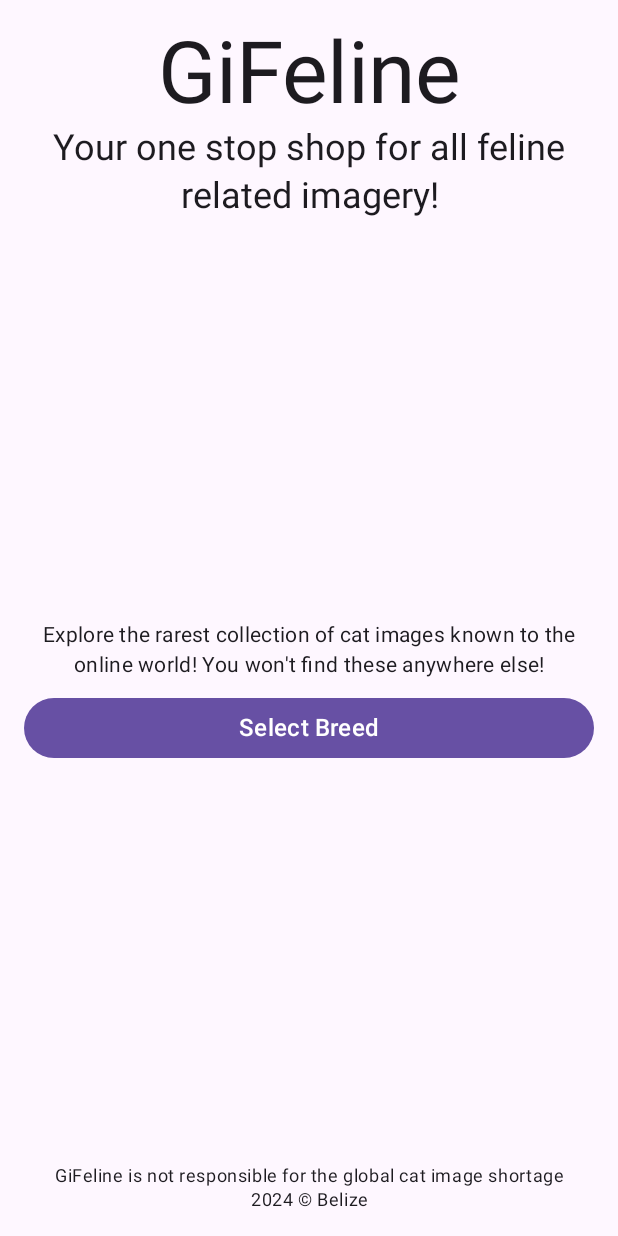
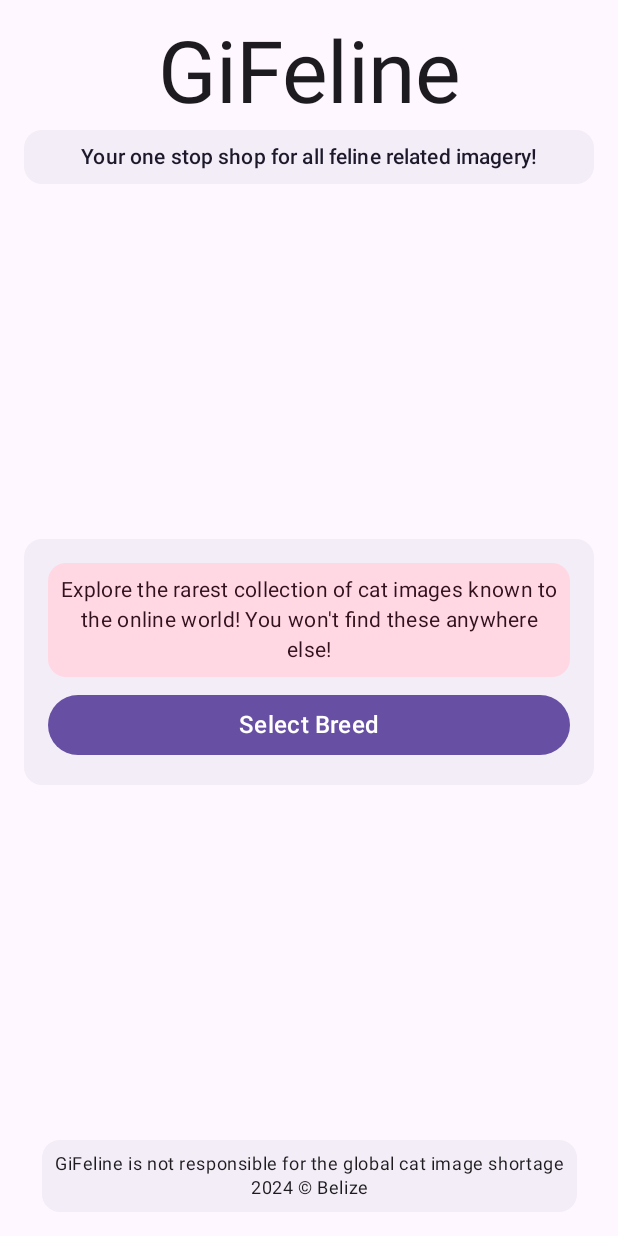
Before and after one commit to ScottWoodward97/GiFeline-KMP, an Android app built with Jetpack Compose: the screen it shows after launch (GiFelineActivity), on a phone screen of 412 x 824 dp. Run offline under Robolectric (Android 15) with nearby library versions, the phone set to English and light mode, and no system bars; our stand-ins replace Dagger/Hilt's generated code.

Commit message:
update existing screens to utilise new theme

```diff
--- a/feature/src/main/java/uk/co/sw/gifeline/feature/breedselector/BreedSelectorScreen.kt
+++ b/feature/src/main/java/uk/co/sw/gifeline/feature/breedselector/BreedSelectorScreen.kt
@@ -1,5 +1,6 @@
 package uk.co.sw.gifeline.feature.breedselector
 
+import android.content.res.Configuration
 import androidx.compose.foundation.background
 import androidx.compose.foundation.layout.Arrangement
 import androidx.compose.foundation.layout.Box
@@ -131,6 +132,7 @@ private fun Breed(
 }
 
 @Preview
+@Preview(uiMode = Configuration.UI_MODE_NIGHT_YES)
 @Composable
 private fun BreedSelectorLayoutPreview(
     @PreviewParameter(BreedPreviewParameterProvider::class) cats: List<CatBreedViewData>
--- /dev/null
+++ b/feature/src/main/java/uk/co/sw/gifeline/feature/common/ThemeContainer.kt
@@ -0,0 +1,33 @@
+package uk.co.sw.gifeline.feature.common
+
+import androidx.compose.foundation.background
+import androidx.compose.foundation.layout.padding
+import androidx.compose.material3.MaterialTheme
+import androidx.compose.runtime.Composable
+import androidx.compose.ui.Modifier
+import androidx.compose.ui.draw.clip
+import androidx.compose.ui.unit.dp
+
+@Composable
+fun Modifier.surfaceContainer(): Modifier =
+    clip(MaterialTheme.shapes.medium)
+        .background(MaterialTheme.colorScheme.surfaceContainer)
+        .padding(8.dp)
+
+@Composable
+fun Modifier.primaryContainer(): Modifier =
+    clip(MaterialTheme.shapes.medium)
+        .background(MaterialTheme.colorScheme.primaryContainer)
+        .padding(8.dp)
+
+@Composable
+fun Modifier.secondaryContainer(): Modifier =
+    clip(MaterialTheme.shapes.medium)
+        .background(MaterialTheme.colorScheme.secondaryContainer)
+        .padding(8.dp)
+
+@Composable
+fun Modifier.tertiaryContainer(): Modifier =
+    clip(MaterialTheme.shapes.medium)
+        .background(MaterialTheme.colorScheme.tertiaryContainer)
+        .padding(8.dp)
--- a/feature/src/main/java/uk/co/sw/gifeline/feature/home/GiFelineHome.kt
+++ b/feature/src/main/java/uk/co/sw/gifeline/feature/home/GiFelineHome.kt
@@ -1,5 +1,6 @@
 package uk.co.sw.gifeline.feature.home
 
+import android.content.res.Configuration
 import androidx.compose.foundation.background
 import androidx.compose.foundation.layout.Arrangement
 import androidx.compose.foundation.layout.Column
@@ -17,6 +18,8 @@ import androidx.compose.ui.text.style.TextAlign
 import androidx.compose.ui.tooling.preview.Preview
 import androidx.compose.ui.unit.dp
 import uk.co.sw.gifeline.feature.R
+import uk.co.sw.gifeline.feature.common.surfaceContainer
+import uk.co.sw.gifeline.feature.common.tertiaryContainer
 import uk.co.sw.gifeline.feature.theme.GiFelineTheme
 
 @Composable
@@ -34,26 +37,37 @@ fun GiFelineHome(
     ) {
         Column(
             horizontalAlignment = Alignment.CenterHorizontally,
+            verticalArrangement = Arrangement.spacedBy(4.dp)
         ) {
             Text(
                 text = stringResource(R.string.home_title),
                 style = MaterialTheme.typography.displayLarge,
                 textAlign = TextAlign.Center,
+                color = MaterialTheme.colorScheme.onBackground,
             )
             Text(
                 text = stringResource(R.string.home_sub_title),
-                style = MaterialTheme.typography.headlineSmall,
+                style = MaterialTheme.typography.titleSmall,
                 textAlign = TextAlign.Center,
+                color = MaterialTheme.colorScheme.onSecondaryContainer,
+                modifier = Modifier
+                    .fillMaxWidth()
+                    .surfaceContainer()
             )
         }
         Column(
             horizontalAlignment = Alignment.CenterHorizontally,
-            verticalArrangement = Arrangement.spacedBy(8.dp)
+            verticalArrangement = Arrangement.spacedBy(8.dp),
+            modifier = Modifier
+                .surfaceContainer()
+                .padding(8.dp)
         ) {
             Text(
                 text = stringResource(R.string.home_select_breed_body),
                 style = MaterialTheme.typography.bodyMedium,
                 textAlign = TextAlign.Center,
+                color = MaterialTheme.colorScheme.onTertiaryContainer,
+                modifier = Modifier.tertiaryContainer()
             )
             Button(
                 modifier = Modifier.fillMaxWidth(),
@@ -67,23 +81,27 @@ fun GiFelineHome(
             }
         }
         Column(
+            modifier = Modifier.surfaceContainer(),
             horizontalAlignment = Alignment.CenterHorizontally,
         ) {
             Text(
                 text = stringResource(R.string.home_small_print),
                 style = MaterialTheme.typography.bodySmall,
                 textAlign = TextAlign.Center,
+                color = MaterialTheme.colorScheme.onBackground,
             )
             Text(
                 text = stringResource(R.string.home_copyright),
                 style = MaterialTheme.typography.bodySmall,
                 textAlign = TextAlign.Center,
+                color = MaterialTheme.colorScheme.onBackground,
             )
         }
     }
 }
 
 @Preview
+@Preview(uiMode = Configuration.UI_MODE_NIGHT_YES)
 @Composable
 private fun GiFelineHomePreview() {
     GiFelineTheme {
--- a/feature/src/main/java/uk/co/sw/gifeline/feature/theme/Theme.kt
+++ b/feature/src/main/java/uk/co/sw/gifeline/feature/theme/Theme.kt
@@ -22,7 +22,7 @@ fun GiFelineTheme(
     if (!view.isInEditMode) {
         SideEffect {
             val window = (view.context as Activity).window
-            window.statusBarColor = colorScheme.primary.toArgb()
+            window.statusBarColor = colorScheme.background.toArgb()
             WindowCompat.getInsetsController(window, view).isAppearanceLightStatusBars = darkTheme
         }
     }
```
Also changed, not shown: feature/src/main/java/uk/co/sw/gifeline/feature/images/CatImagesScreen.kt (+6 -1 lines).
